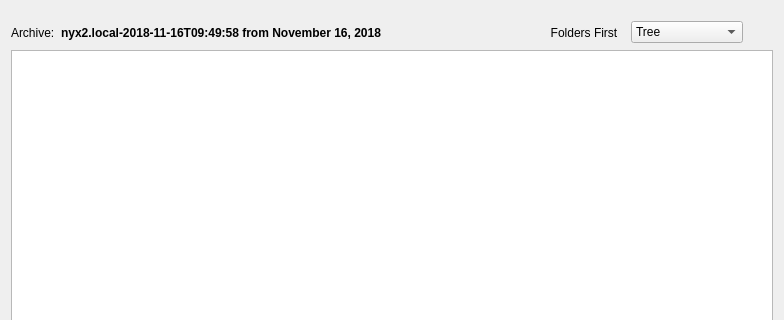
Before: the Qt Designer form src/vorta/assets/UI/extractdialog.ui in borgbase/vorta, drawn with Qt 5; both pictures show x 0 to 784 and y 0 to 320 of the 784 by 565 pixel window.
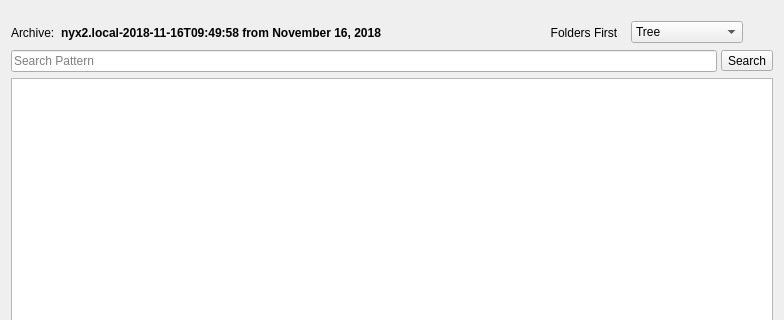
After: the same form once the commit is applied.

Commit message: Added search to extract view

```diff
--- a/src/vorta/assets/UI/extractdialog.ui
+++ b/src/vorta/assets/UI/extractdialog.ui
@@ -106,6 +106,44 @@
      </item>
     </layout>
    </item>
+
+    <item>
+    <layout class="QHBoxLayout" name="horizontalLayout_2">
+     <property name="spacing">
+      <number>4</number>
+     </property>
+     <property name="topMargin">
+      <number>0</number>
+     </property>
+     <item>
+
+      <widget class="QLineEdit" name="searchWidget">
+       <property name="toolTip">
+        <string>Search Pattern</string>
+       </property>
+       <property name="placeholderText">
+        <string>Search Pattern</string>
+       </property>
+      </widget>
+
+     </item>
+
+     <item>
+        <widget class="QToolButton" name="bSearch">
+         <property name="toolTip">
+            <string>Submit Search</string>
+         </property>
+         <property name="text">
+        <string>Search</string>
+       </property>
+        </widget>
+     </item>
+
+
+     </layout>
+    </item>
+
+
    <item>
     <widget class="QTreeView" name="treeView">
      <attribute name="headerMinimumSectionSize">
```
The commit also changes 2 other files.
